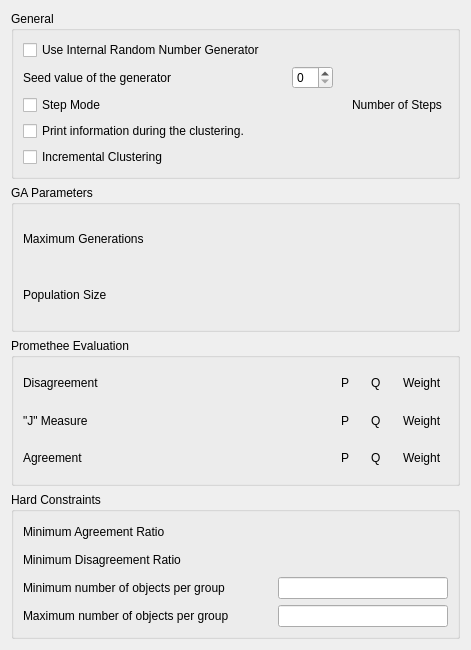
Qt form nngga/frontend/kde/config.ui (pfrancq/galilei) before a commit.
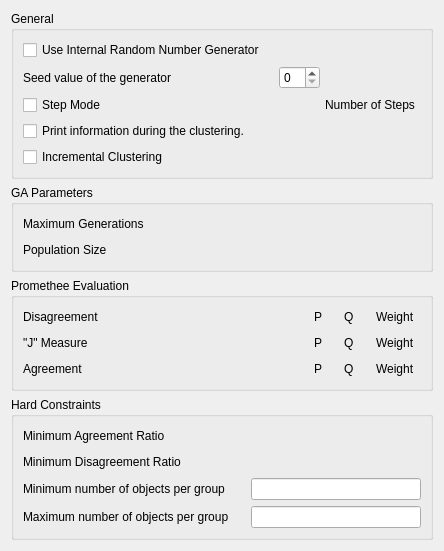
The same form after that commit. Custom widgets are drawn as their Qt base class.

```diff
--- a/nngga/frontend/kde/config.ui
+++ b/nngga/frontend/kde/config.ui
@@ -6,8 +6,8 @@
    <rect>
     <x>0</x>
     <y>0</y>
-    <width>471</width>
-    <height>650</height>
+    <width>444</width>
+    <height>546</height>
    </rect>
   </property>
   <property name="windowTitle">
```
Left out of the diff: 2 changed lines with no effect on the pictures.
